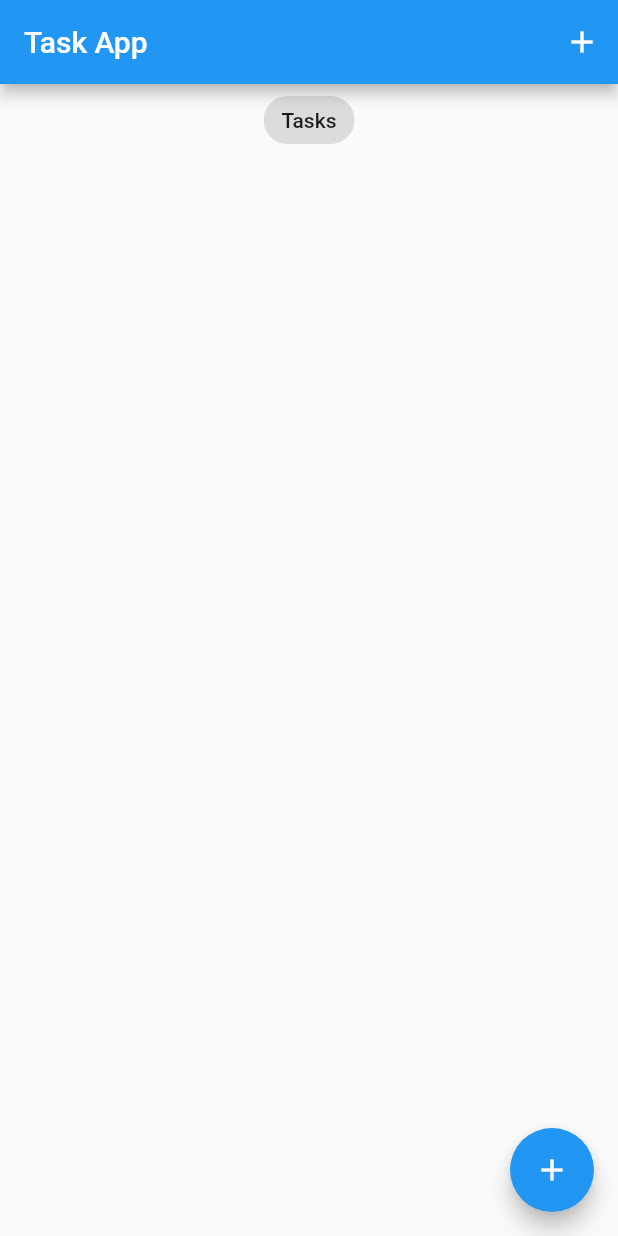
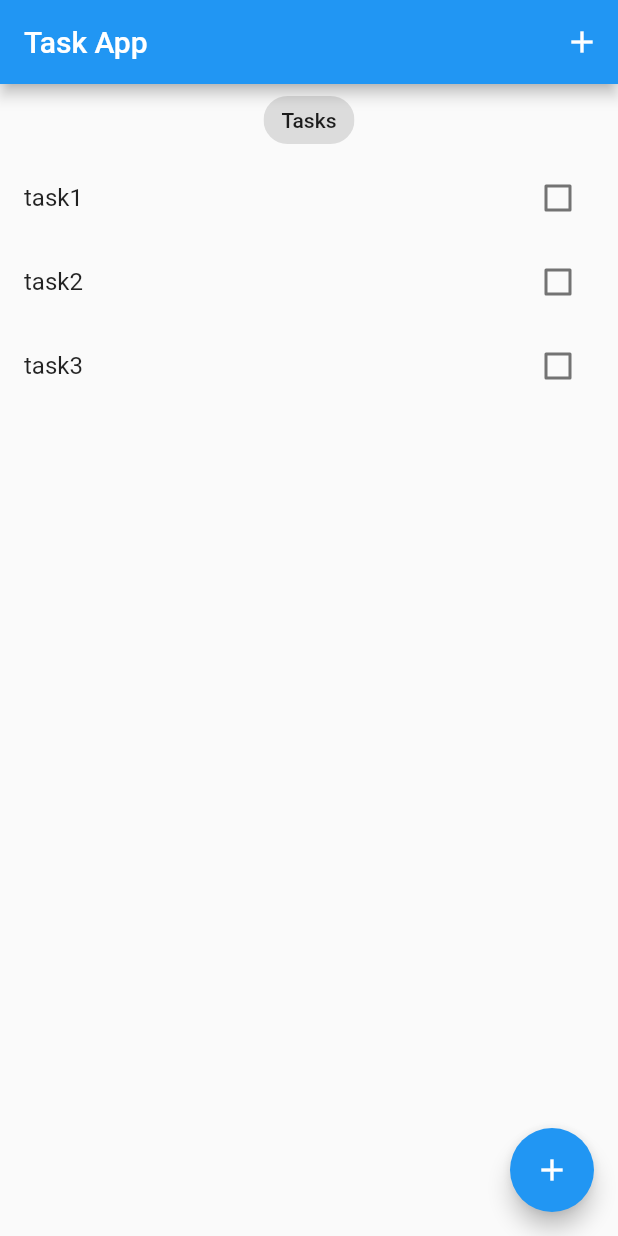
Before and after one commit to staticGuru/Todoapp, a Flutter app: the screen it shows after launch, on a phone screen of 412 x 824 dp. Run offline on Flutter 3.47's test engine with Material 2 defaults, Android fonts, the phone set to English and light mode, and no system bars; our stand-ins replace equatable.

Commit message:
add the expanded widget in the flutter list

```diff
--- a/lib/screens/tasks_screen.dart
+++ b/lib/screens/tasks_screen.dart
@@ -22,10 +22,21 @@ class TasksScreen extends StatelessWidget {
       ]),
       body: Column(
         crossAxisAlignment: CrossAxisAlignment.center,
-        children: const [
+        children: [
           Center(
             child: Chip(label: Text('Tasks')),
           ),
+          Expanded(
+            child: ListView.builder(
+                itemCount: _tasksList.length,
+                itemBuilder: (context, index) {
+                  var task = _tasksList[index];
+                  return ListTile(
+                    title: Text(task.title),
+                    trailing: Checkbox(value: task.isDone, onChanged: (value) {}),
+                  );
+                }),
+          )
         ],
       ),
       floatingActionButton: FloatingActionButton(
```
